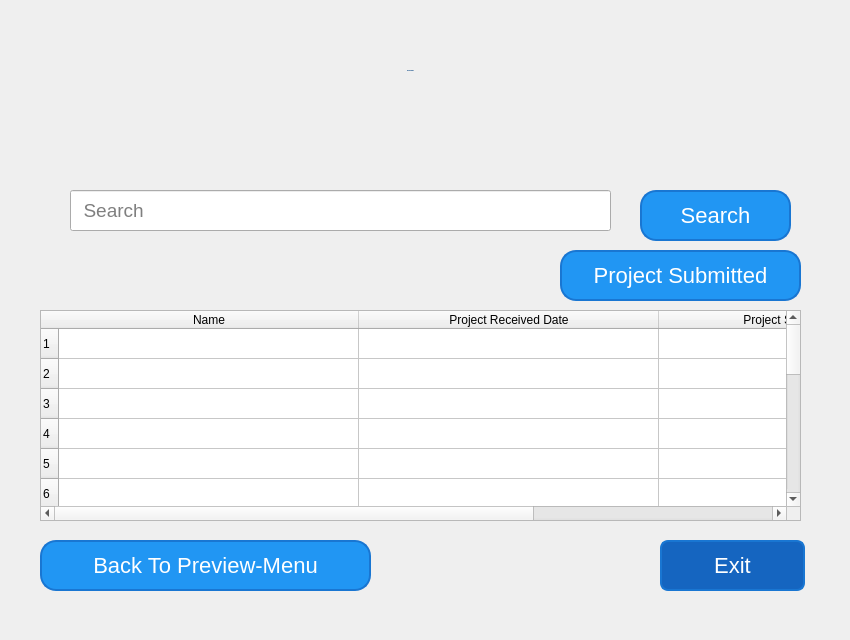
Qt form Customer Relationship Management/ui folders/interviews.ui (Harriery/my-python-projects) before a commit.
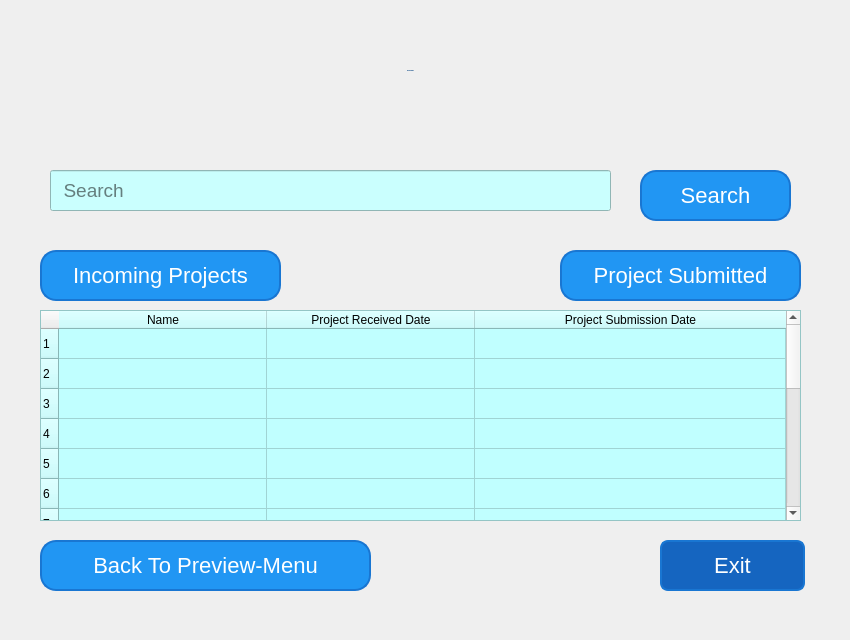
The same form after that commit. Icons and pictures are not drawn.

The edit to the form file:
```diff
--- a/Customer Relationship Management/ui folders/interviews.ui
+++ b/Customer Relationship Management/ui folders/interviews.ui
@@ -82,9 +82,9 @@
   <widget class="QLineEdit" name="interviews_search_line">
    <property name="geometry">
     <rect>
-     <x>70</x>
-     <y>190</y>
-     <width>541</width>
+     <x>50</x>
+     <y>170</y>
+     <width>561</width>
      <height>41</height>
     </rect>
    </property>
@@ -95,7 +95,8 @@
     </font>
    </property>
    <property name="styleSheet">
-    <string notr="true"/>
+    <string notr="true">background-color: rgb(202, 255, 254);
+color: rgb(0, 0, 0);</string>
    </property>
    <property name="frame">
     <bool>true</bool>
@@ -121,6 +122,10 @@
      <pointsize>12</pointsize>
     </font>
    </property>
+   <property name="styleSheet">
+    <string notr="true">background-color: rgb(192, 255, 255);
+color: rgb(0, 0, 0);</string>
+   </property>
    <property name="rowCount">
     <number>17</number>
    </property>
@@ -131,7 +136,7 @@
     <bool>false</bool>
    </attribute>
    <attribute name="horizontalHeaderDefaultSectionSize">
-    <number>300</number>
+    <number>208</number>
    </attribute>
    <attribute name="horizontalHeaderStretchLastSection">
     <bool>true</bool>
@@ -259,7 +264,7 @@
    <property name="geometry">
     <rect>
      <x>640</x>
-     <y>190</y>
+     <y>170</y>
      <width>151</width>
      <height>51</height>
     </rect>
@@ -297,6 +302,27 @@
      <normaloff>:/newPrefix/icons/return.png.png</normaloff>:/newPrefix/icons/return.png.png</iconset>
    </property>
   </widget>
+  <widget class="QPushButton" name="pushButton_incoming_projects">
+   <property name="geometry">
+    <rect>
+     <x>40</x>
+     <y>250</y>
+     <width>241</width>
+     <height>51</height>
+    </rect>
+   </property>
+   <property name="font">
+    <font>
+     <pointsize>-1</pointsize>
+    </font>
+   </property>
+   <property name="styleSheet">
+    <string notr="true"/>
+   </property>
+   <property name="text">
+    <string>Incoming Projects</string>
+   </property>
+  </widget>
  </widget>
  <resources>
   <include location="icons.qrc.qrc"/>
```
Left out of the diff: 4 changed lines with no effect on the pictures.
